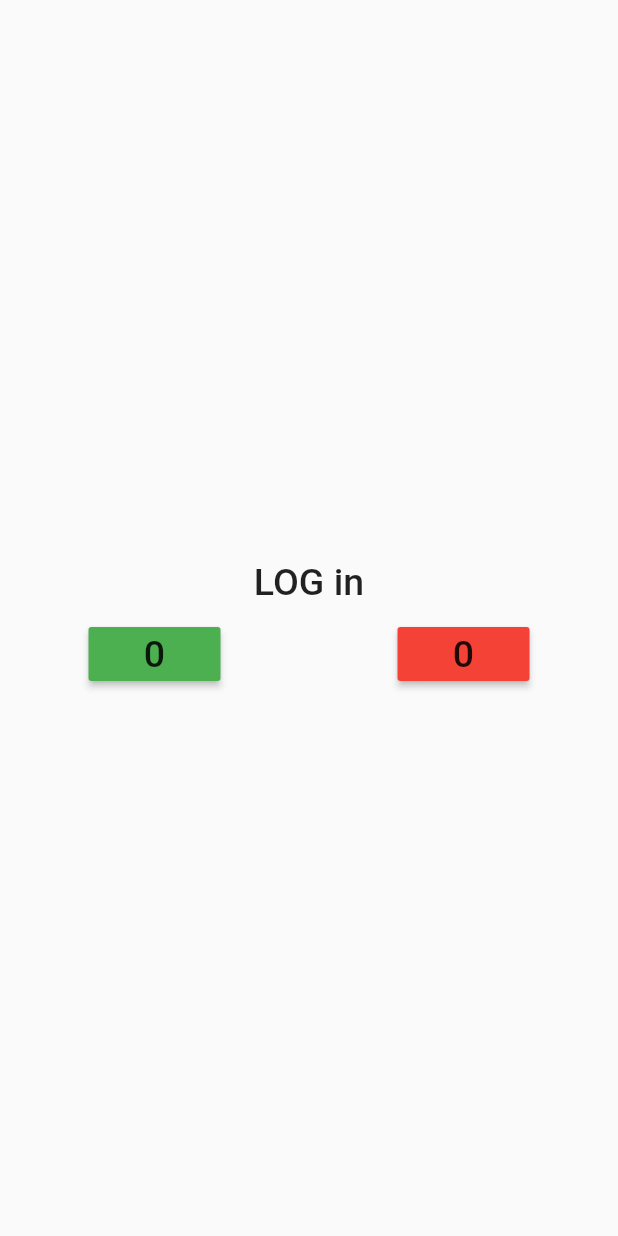
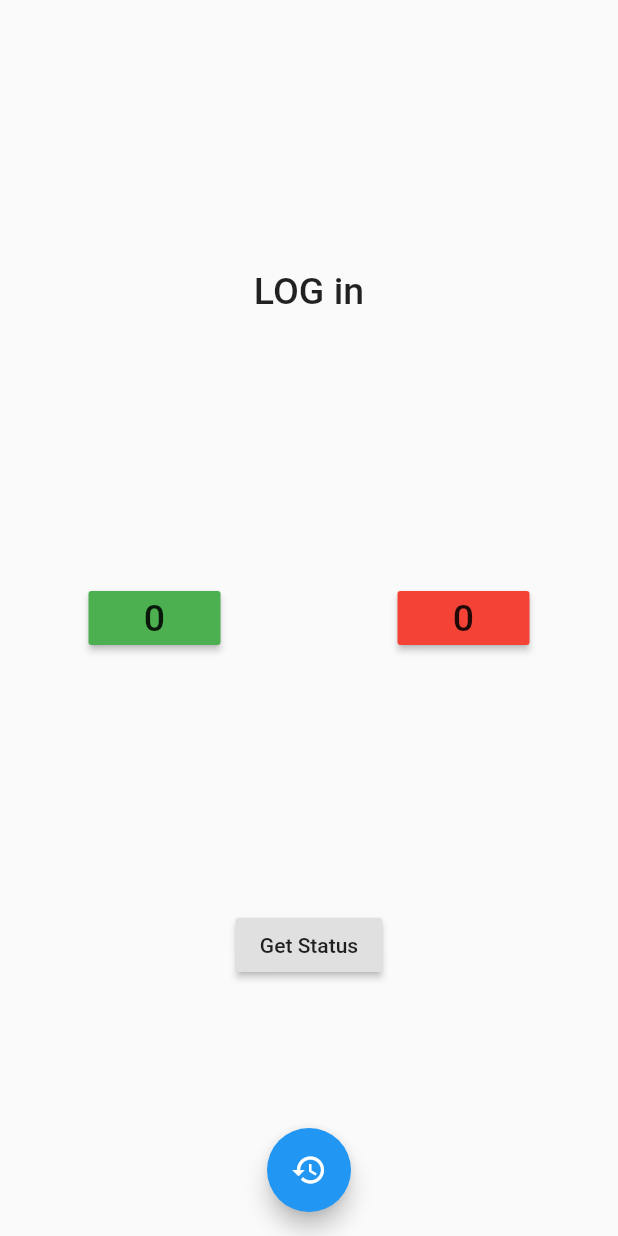
Before and after one commit to Zaman3027/day4_gdg, a Flutter app: the screen it shows after launch, on a phone screen of 412 x 824 dp. Run offline on Flutter 3.47's test engine with Material 2 defaults, Android fonts, the phone set to English and light mode, and no system bars.

```diff
--- a/lib/main.dart
+++ b/lib/main.dart
@@ -26,7 +26,7 @@ class _MyAppState extends State<MyApp> {
       debugShowCheckedModeBanner: false,
       home: Scaffold(
         body: Column(
-          mainAxisAlignment: MainAxisAlignment.center,
+          mainAxisAlignment: MainAxisAlignment.spaceEvenly,
           children: <Widget>[
             LoginStateButton(
               loginState: _loginState,
@@ -49,7 +49,26 @@ class _MyAppState extends State<MyApp> {
                 });
               },
             ),
+            Builder(
+              builder: (BuildContext context) => RaisedButton(
+                    onPressed: () {
+                      Scaffold.of(context).showSnackBar(SnackBar(
+                        content: Text("Login State chnaged to $_loginState"),
+                      ));
+                    },
+                    child: Text("Get Status"),
+                  ),
+            )
           ],
+        ),
+        floatingActionButtonLocation: FloatingActionButtonLocation.centerFloat,
+        floatingActionButton: FloatingActionButton(
+          onPressed: () {
+            setState(() {
+              _counter = 0;
+            });
+          },
+          child: Icon(Icons.restore),
         ),
       ),
     );
@@ -81,16 +100,20 @@ class LoginStateButton extends StatelessWidget {
   @override
   Widget build(BuildContext context) {
     return FlatButton(
-      onPressed: (){
+      onPressed: () {
         changeLoginSate(getNewLoginSate());
       },
-      child: loginState ==LoginState.loggedInPro?Icon(
-        Icons.star,
-        size: 25,
-      ):Text(
-        loginState==LoginState.loggedOut?"LOG in":"Subscribe to Pro",
-        style: TextStyle(fontSize: 25),
-      ),
+      child: loginState == LoginState.loggedInPro
+          ? Icon(
+              Icons.star,
+              size: 25,
+            )
+          : Text(
+              loginState == LoginState.loggedOut
+                  ? "LOG in"
+                  : "Subscribe to Pro",
+              style: TextStyle(fontSize: 25),
+            ),
     );
   }
 }
```
